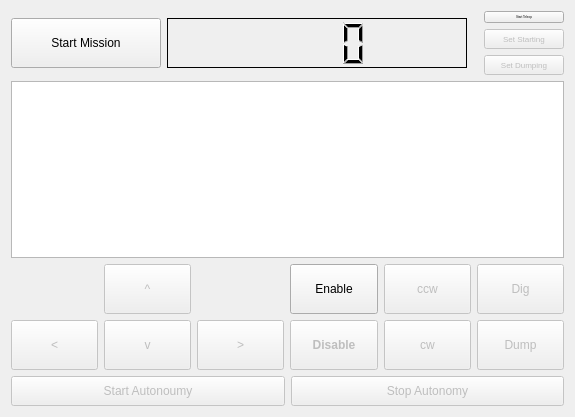
First picture: the form in src/tfr_mission_control/src/tfr_mission_control/mission_control.ui, repository TrickfireRobotics/NasaRmc2018, before the edit.
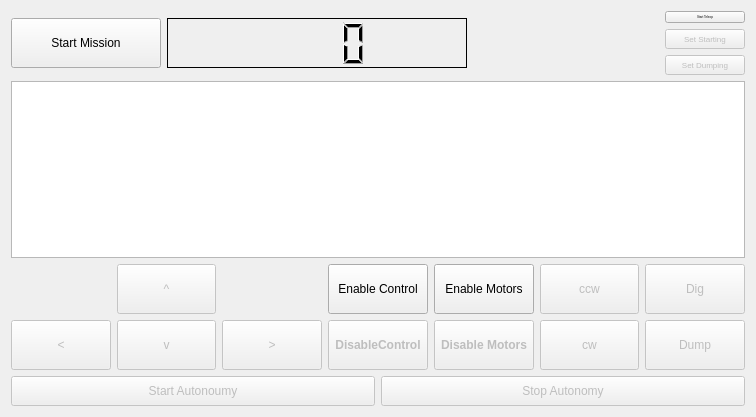
Second picture: the form after the edit.

```diff
--- a/src/tfr_mission_control/src/tfr_mission_control/mission_control.ui
+++ b/src/tfr_mission_control/src/tfr_mission_control/mission_control.ui
@@ -9,7 +9,7 @@
    <rect>
     <x>0</x>
     <y>0</y>
-    <width>575</width>
+    <width>756</width>
     <height>417</height>
    </rect>
   </property>
@@ -223,7 +223,7 @@
        </property>
       </widget>
      </item>
-     <item row="1" column="5">
+     <item row="1" column="6">
       <widget class="QPushButton" name="cw_button">
        <property name="enabled">
         <bool>false</bool>
@@ -239,7 +239,7 @@
        </property>
       </widget>
      </item>
-     <item row="1" column="6">
+     <item row="1" column="7">
       <widget class="QPushButton" name="dump_button">
        <property name="enabled">
         <bool>false</bool>
@@ -255,7 +255,7 @@
        </property>
       </widget>
      </item>
-     <item row="0" column="5">
+     <item row="0" column="6">
       <widget class="QPushButton" name="ccw_button">
        <property name="enabled">
         <bool>false</bool>
@@ -295,7 +295,7 @@
         </font>
        </property>
        <property name="text">
-        <string>Disable</string>
+        <string>DisableControl</string>
        </property>
       </widget>
      </item>
@@ -337,7 +337,7 @@
        </property>
       </widget>
      </item>
-     <item row="0" column="6">
+     <item row="0" column="7">
       <widget class="QPushButton" name="dig_button">
        <property name="enabled">
         <bool>false</bool>
@@ -368,7 +368,42 @@
         </font>
        </property>
        <property name="text">
-        <string>Enable</string>
+        <string>Enable Control</string>
+       </property>
+      </widget>
+     </item>
+     <item row="0" column="5">
+      <widget class="QPushButton" name="motor_enable_button">
+       <property name="sizePolicy">
+        <sizepolicy hsizetype="Minimum" vsizetype="Minimum">
+         <horstretch>0</horstretch>
+         <verstretch>0</verstretch>
+        </sizepolicy>
+       </property>
+       <property name="text">
+        <string>Enable Motors</string>
+       </property>
+      </widget>
+     </item>
+     <item row="1" column="5">
+      <widget class="QPushButton" name="motor_disable_button">
+       <property name="enabled">
+        <bool>false</bool>
+       </property>
+       <property name="sizePolicy">
+        <sizepolicy hsizetype="Minimum" vsizetype="Minimum">
+         <horstretch>0</horstretch>
+         <verstretch>0</verstretch>
+        </sizepolicy>
+       </property>
+       <property name="font">
+        <font>
+         <weight>75</weight>
+         <bold>true</bold>
+        </font>
+       </property>
+       <property name="text">
+        <string>Disable Motors</string>
        </property>
       </widget>
      </item>
```
Left out of the diff: 4 changed lines with no effect on the pictures.
